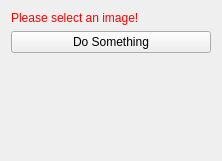
This is Plugins/org.mitk.gui.qt.bonesegmentation/src/internal/BoneSegTool3DGUI.ui in zzhou7/MITK_lancet as Qt 5 draws it before an edit. The edited form follows.
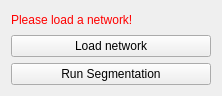
This is the edited form.

Diff of the .ui file:
```diff
--- a/Plugins/org.mitk.gui.qt.bonesegmentation/src/internal/BoneSegTool3DGUI.ui
+++ b/Plugins/org.mitk.gui.qt.bonesegmentation/src/internal/BoneSegTool3DGUI.ui
@@ -7,7 +7,7 @@
     <x>0</x>
     <y>0</y>
     <width>222</width>
-    <height>161</height>
+    <height>96</height>
    </rect>
   </property>
   <property name="minimumSize">
@@ -26,7 +26,14 @@
       <string notr="true">QLabel { color: rgb(255, 0, 0) }</string>
      </property>
      <property name="text">
-      <string>Please select an image!</string>
+      <string>Please load a network!</string>
+     </property>
+    </widget>
+   </item>
+   <item>
+    <widget class="QPushButton" name="buttonLoadTrainedNetwork">
+     <property name="text">
+      <string>Load network</string>
      </property>
     </widget>
    </item>
@@ -36,26 +43,10 @@
       <string>Do image processing</string>
      </property>
      <property name="text">
-      <string>Do Something</string>
+      <string>Run Segmentation</string>
      </property>
     </widget>
    </item>
-   <item>
-    <spacer name="spacer1">
-     <property name="orientation">
-      <enum>Qt::Vertical</enum>
-     </property>
-     <property name="sizeType">
-      <enum>QSizePolicy::Expanding</enum>
-     </property>
-     <property name="sizeHint" stdset="0">
-      <size>
-       <width>20</width>
-       <height>220</height>
-      </size>
-     </property>
-    </spacer>
-   </item>
   </layout>
  </widget>
  <layoutdefault spacing="6" margin="11"/>
```
